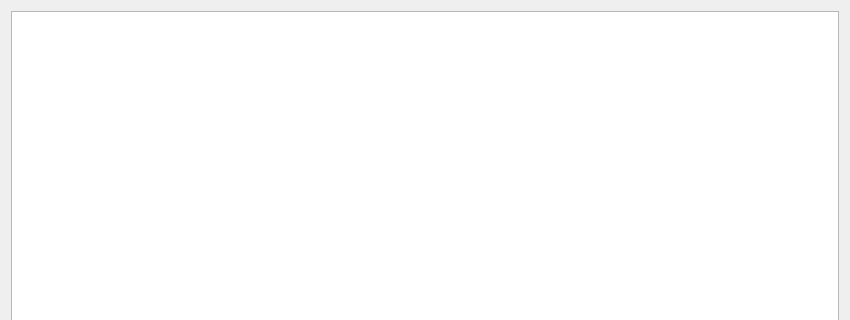
Old version of the form src/app/seamly2d/dialogs/dialoghistory.ui in the repository FashionFreedom/Seamly2D; both pictures show x 0 to 850 and y 0 to 320 of the 850 by 530 pixel window.
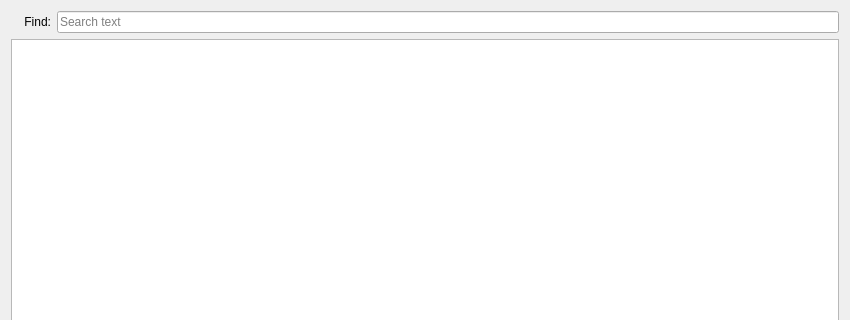
New version of the form. Icons and pictures are not drawn.

Commit message:
Add search feature to History Dialog
This add a search box to the History Dialog. Will highlight table items that match search text.

Patch:
```diff
--- a/src/app/seamly2d/dialogs/dialoghistory.ui
+++ b/src/app/seamly2d/dialogs/dialoghistory.ui
@@ -27,6 +27,65 @@
    <bool>true</bool>
   </property>
   <layout class="QVBoxLayout" name="verticalLayout">
+   <item>
+    <layout class="QHBoxLayout" name="horizontalLayout">
+     <item>
+      <widget class="QLabel" name="findIcon_Label">
+       <property name="maximumSize">
+        <size>
+         <width>16</width>
+         <height>16</height>
+        </size>
+       </property>
+       <property name="text">
+        <string/>
+       </property>
+       <property name="pixmap">
+        <pixmap resource="../../../libs/vmisc/share/resources/icon.qrc">:/icon/32x32/find.png</pixmap>
+       </property>
+       <property name="scaledContents">
+        <bool>true</bool>
+       </property>
+       <property name="alignment">
+        <set>Qt::AlignCenter</set>
+       </property>
+      </widget>
+     </item>
+     <item>
+      <widget class="QLabel" name="findText_Label">
+       <property name="font">
+        <font>
+         <pointsize>9</pointsize>
+        </font>
+       </property>
+       <property name="text">
+        <string>Find:</string>
+       </property>
+       <property name="alignment">
+        <set>Qt::AlignRight|Qt::AlignTrailing|Qt::AlignVCenter</set>
+       </property>
+      </widget>
+     </item>
+     <item>
+      <widget class="QLineEdit" name="find_LineEdit">
+       <property name="font">
+        <font>
+         <pointsize>9</pointsize>
+        </font>
+       </property>
+       <property name="mouseTracking">
+        <bool>true</bool>
+       </property>
+       <property name="placeholderText">
+        <string>Search text</string>
+       </property>
+       <property name="clearButtonEnabled">
+        <bool>true</bool>
+       </property>
+      </widget>
+     </item>
+    </layout>
+   </item>
    <item>
     <widget class="QTableWidget" name="tableWidget">
      <property name="alternatingRowColors">
```
The commit also changes 5 other files.
